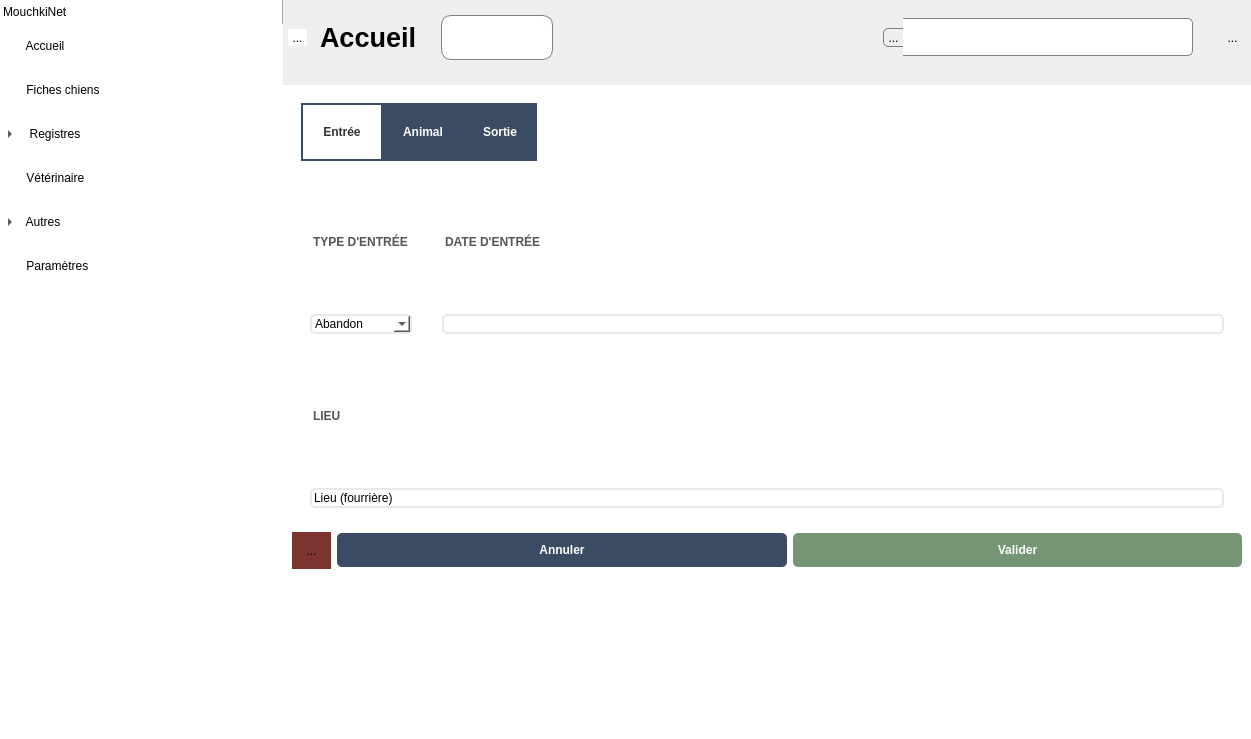
Above: mainwindow.ui from ArtAuc/mkrescue before the change. Below: the same form after it.
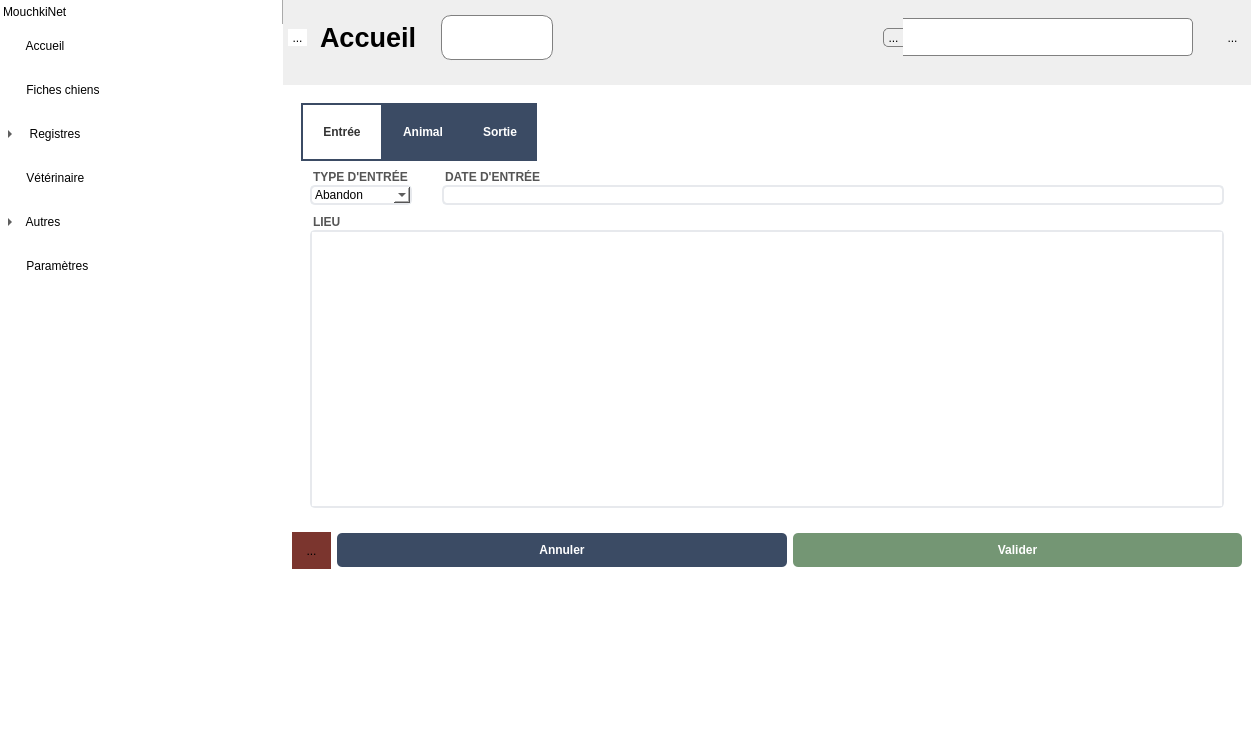
That is the form after the change. The open tabs and pages were chosen to show the change. Icons and pictures are not drawn. Custom widgets are drawn as their Qt base class.

Commit message: 'Cession' entry type becomes 'Autre'

```diff
--- a/mainwindow.ui
+++ b/mainwindow.ui
@@ -1092,14 +1092,7 @@
                      </widget>
                     </item>
                     <item>
-                     <widget class="QLineEdit" name="otherTypeEdit">
-                      <property name="enabled">
-                       <bool>true</bool>
-                      </property>
-                      <property name="text">
-                       <string>Lieu (fourrière)</string>
-                      </property>
-                     </widget>
+                     <widget class="QTextEdit" name="otherTypeEdit"/>
                     </item>
                    </layout>
                   </item>
```
Left out of the diff: 9 changed lines with no effect on the pictures. The commit also changes 5 other files.
